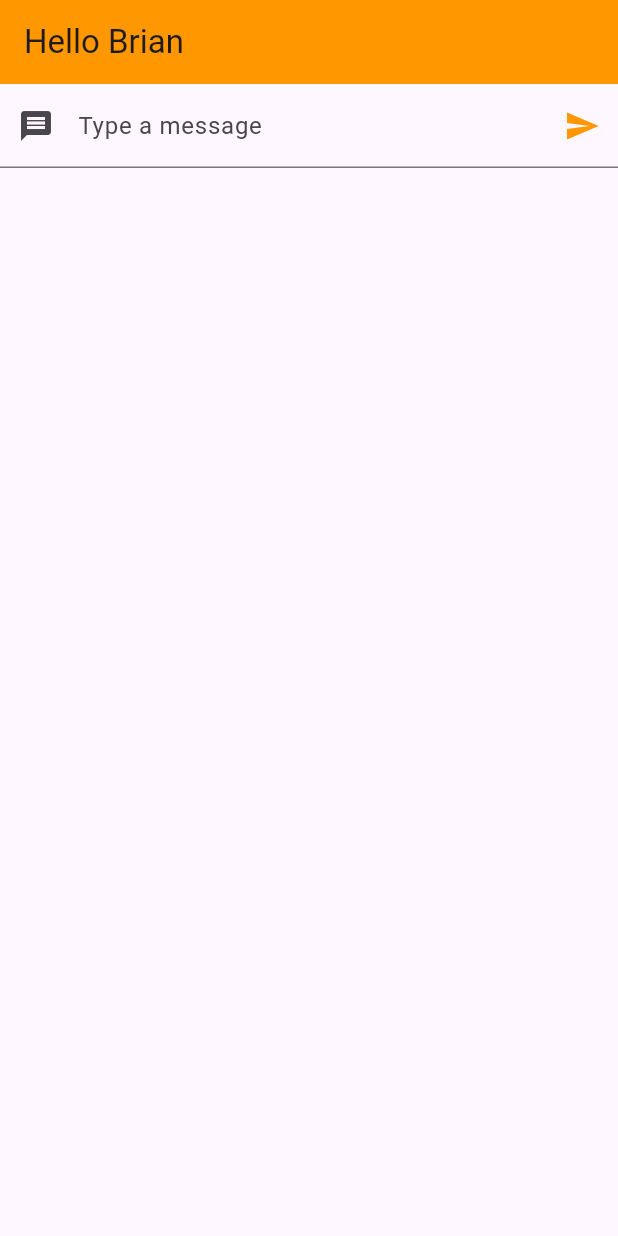
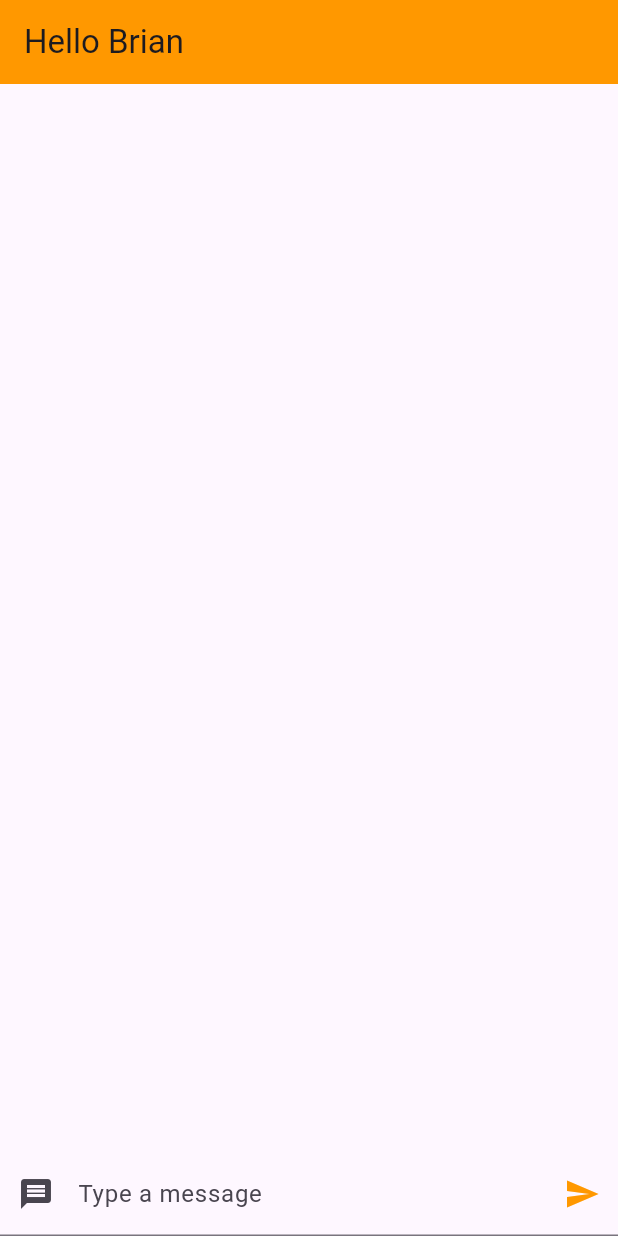
Before and after one commit to briankihia/FlutterApp, a Flutter app: the screen it shows after launch, on a phone screen of 412 x 824 dp. Run offline on Flutter 3.47's test engine with Material 3 defaults, Android fonts, the phone set to English and light mode, and no system bars.

Commit message:
list view2, added a collapsing keyboard,color after liking, also enabled liking itself

```diff
--- a/lib/main.dart
+++ b/lib/main.dart
@@ -1,11 +1,44 @@
 import 'package:flutter/material.dart';
-
-// this time we are going to create a widget and a button for when clicked the text is stored in our new widget and where we typed it it is cleared
+// what we want for this is we want there be a bunch of posts every single time we type a message
+// we want our post to have some type of body text/main text, author, no of likes
+// so you can like/unlike the post
 
 
 void main() {
   runApp(MyApp());
 }
+
+// we create a datastructure to hold all of our post and all that information, we make a new class called post
+// the class is not a widget, only pure vanilla class
+
+class Post {
+  String body;
+  String author;
+  int likes = 0 ;
+  bool userLiked = false;
+
+
+//   we are going to make it mandatory when you make a post you pass a body adn the author
+  Post(this.body, this.author);
+//   now we are going to add a method that is going to be run whenever a user likes this post
+// so we would add 1 to the likes of this post or subtract 1 if user has already clicked it or not
+
+  void likePost() {
+    // below will reverse whatever this is, so if user liked is false and then we call this it will become true and reverse applies
+    // applies to even the if else below
+    this.userLiked = !this.userLiked;
+    if (this.userLiked) {
+      this.likes += 1;
+    } else {
+      this.likes -= 1;
+    }
+  }
+
+  // upto here we have uor post class
+  //what we need to know now is where are we going to draw this listview and how are we going to keep track of all of this posts
+//     we go to changetext class
+}
+
 
 class MyApp extends StatelessWidget {
   const MyApp({super.key});
@@ -29,9 +62,7 @@ class MyApp extends StatelessWidget {
 
 }
 
-// we want to modify my homepage to be a stateful widget
-// making it a stateful widget because we want to display dynamic content that changes in response to events
-// we want to have a textfield in my homepage and when we click the button in the text input widget, it actually modifies the homepage
+
 
 class MyHomePage extends StatefulWidget {
   const MyHomePage({super.key});
@@ -41,31 +72,44 @@ class MyHomePage extends StatefulWidget {
 }
 
 class _MyHomePageState extends State<MyHomePage> {
-  String text = "";
+  // String text = "";
+  // we make an attribute, doesn't have to be final
+  List<Post>posts = [];
 
-  // we want to give the below method to the textInputwiget
-  // changes empty text above to be whatever text we pass to it
-  void changeText(String text) {
-    // NB- we need to wrap this inside of set state
-    // because if we don't, then it would modify the text but it wont rerender the widget, so we wont actually see any of these updates happening
+
+  void newPost(String text) {
+
     this.setState(() {
-      this.text = text;
-    //   this before text above helps to identify that we are not talking about the parameter text but the variable
+      // this.text = text;
+    // what we now do is make a new post and add it to the post list
+    //   posts.add(new Post(text, author));
+    //   supposed to be like above but for now we leave the author as  "tim"
+      posts.add(new Post(text, "Tim"));
+    //   now we change the callback method we are passing to the body
 
     });
 
   }
 
-  // we write a function in this homepage class and pass it as a constructor argument in TextInputWiget(widget in body) , it would save it as a callback in it's class and we would call the callback when the bbutton is clicked
-  //  we make a method on my homepage state that we want called when the button is called.
+
   @override
   Widget build(BuildContext context) {
     return Scaffold(
 
         appBar: AppBar(title: Text("Hello Brian"),backgroundColor: Theme.of(context).primaryColor, ),
-        // here in the body, we make a column and add a textInputWidget and also a textwidget
-        body: Column(children: <Widget>[TextInputWiget(this.changeText),
-          Text(this.text)
+
+        body: Column(children: <Widget>[
+        // expanded just makes sure that everything we have as a child actually fills an entire area(spreads it to feel as large as it can)
+        //   if u ever encounter an error where something doesn't have a size, just use expand, it will
+        //   we have changed position of the postlist and textinputwiget so that it can take up the position of like text apps
+
+          Expanded(child: PostList(this.posts)),
+          // the textInputWidget doesn't need to be expanded since it already has a height
+          // expanding it makes it not fit at the bottom properly
+          TextInputWiget(this.newPost)
+
+
+          // Text(this.text)
         ])
     );
 
@@ -76,15 +120,9 @@ class _MyHomePageState extends State<MyHomePage> {
 
 class TextInputWiget extends StatefulWidget {
 
-  // what we are going to do, is we are going to make a constructor inside textInputwidget that takes one parameter, which is the method we wanna use as a callback
-  // what the callback below is saying is that we will have the property of this class which is a callback, it is a function which takes a string as one of its arguments
-  // this widget we are in an immutable wiget/class so we cant modify any of the properties on it so we need to change below to be final
-  // final means once it is set we are not going to change it
+
   final Function(String) callback;
-  // final function(String) callback;
 
-  // now we make a constructor that is going to define what callback is
-  //  to make it a constructor all we need to do to makeit a constructor is below
   TextInputWiget(this.callback);
 
   @override
@@ -100,13 +138,13 @@ class _TextInputWigetState extends State<TextInputWiget> {
     controller.dispose();
   }
 
-  // this is a function that is employed when our onPressed button is clicked
-  // we want when the button is clicked Text widget is changed but the thing is it is located out of this function,
-  // thus we use a callback
-  // what a callback is , we pass a function to this TextInputWidget and when the button is pressed it will call the function that we passed in.
   void click() {
     widget.callback(controller.text);
     controller.clear();
+    // we add such that when a post is submitted, the texting place collapses
+  //    so now the text gets cleared and keyboard collapses
+  //   we use an existing function
+    FocusScope.of(context).unfocus();
   }
 
 
@@ -116,16 +154,17 @@ class _TextInputWigetState extends State<TextInputWiget> {
 
     return
       TextField(
-      //   we want we overlay the button over the textfield
 
+      //   type of below controller is textEditingController
+      //   it is representing this typing text part
       controller: this.controller,
       decoration: InputDecoration(
-          // prefix means before , suffix mean after
+
           prefixIcon: Icon(Icons.message), labelText: "Type a message",
           suffixIcon: IconButton(icon: Icon(Icons.send,color: Colors.orange),
-            // sometimes splashColor doesn’t work as expected on an IconButton due to the material design's limitations in certain themes
+
             splashColor: Colors.blue,
-            // tooltip message is displayed when the user long presses on it
+
             tooltip: "Post Message",
             onPressed: this.click,
           )));
@@ -133,3 +172,88 @@ class _TextInputWigetState extends State<TextInputWiget> {
 
   }
 }
+
+
+// now we make a listview that is going to be able to display all of this posts and we are going to have to put that inside of the body, so we have to make a new widget that will be postlist
+// to do this we make a stateful widget
+
+class PostList extends StatefulWidget {
+  // const PostList({super.key});
+
+  // first we create a list in here that is going to store all the posts.
+  // this is where our post class is being introduced to this class.
+  final List<Post> listItems;
+
+  // the idea is this postlist will take a bunch of post and it will display them for us
+  PostList(this.listItems);
+
+
+  @override
+  State<PostList> createState() => _PostListState();
+}
+
+
+
+class _PostListState extends State<PostList> {
+  // now we add a setstate for liking a message
+  void like(Function callback) {
+    this.setState(() {
+      callback();
+    });
+  }
+
+
+  @override
+  Widget build(BuildContext context) {
+    // listview.builder usually allows us to define a way to construct items
+    // we pick how many items are in the list and then we say this is the function we wanna call whenever a new item is added to this list
+    // what that function will do is actually generate what 1 item in the list will look like
+    // the reason for this interms of a flutter backend is that we dont wanna render every single widget all the time
+    //  we only wanna render widgets that are visible
+    return ListView.builder(
+      // below just defines how long this listview is
+      itemCount: this.widget.listItems.length,
+    //   now we define a function that will tell us how we build each individual item
+      itemBuilder: (context, index) {
+      //   this parenthesis denote a function
+      //   in here we can use index to display specific items
+        var post = this.widget.listItems[index];
+        // the card below is just a simple block with a border to it to separate our items out
+        // we want body text, author and to the right side a like icon
+        // we want a row to hold our body text and author which will be in one kind of section of the row and to the right side of the row we have the like icon and the number of likes.
+        // remember expanded only fills the entire space.
+        // cards have a little bit of padding and separation btw them.
+        return Card(child: Row(children: <Widget>[
+          // the first child will be a list tile(this gives us a nice way to format what we want ie. body text and author)
+          // we are wrapping the post.body in a text widget because it is a string and it can just be assigned to a normal widget, must be text.
+
+          Expanded(child: ListTile(
+            title: Text(post.body),
+            subtitle: Text(post.author) ,)),
+          Row(children: <Widget>[
+            // we add something to tell us the number of likes received
+            // because it's text we need to put that to string below
+            // Inside of below text we need to make the font bigger.
+            Container(
+              // padding is just the amount of pixels separated btw the widget and another widget
+              //   this widget is going to be to the left of where the  icon button is so we add padding to the right side of this so it pushes it away from the other widget
+              padding: EdgeInsets.fromLTRB(0, 0, 10, 0), // Right padding to separate it from the icon
+              child: Text(
+                post.likes.toString(),
+                style: TextStyle(fontSize: 20),
+              ),
+            ),
+            IconButton(icon: Icon(Icons.thumb_up),
+              // we need to call a method when we press the below button
+              // for the widget to update when we click the like button we
+              // we make the below an arrow function since without the void function like wont work since it doesn't return anything
+              // this is not important but likes using it to reference one being used
+              onPressed:()=> this.like(post.likePost),
+            //   now we add color to the buttons if the user has liked post
+              color: post.userLiked ? Colors.green : Colors.black
+            )])
+        ]));
+      },
+    );
+  }
+}
```
